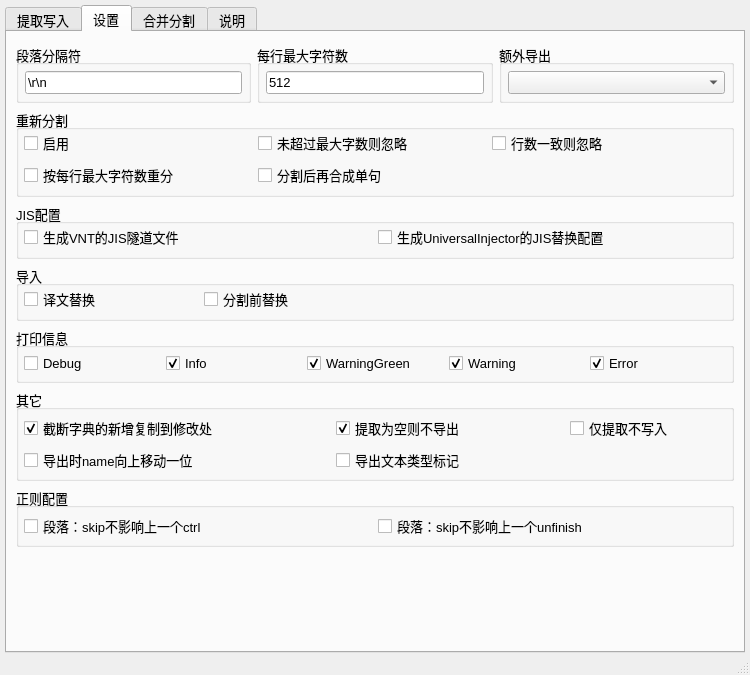
Qt form main/ui_mainWindow.ui (satan53x/SExtractor) before a commit.
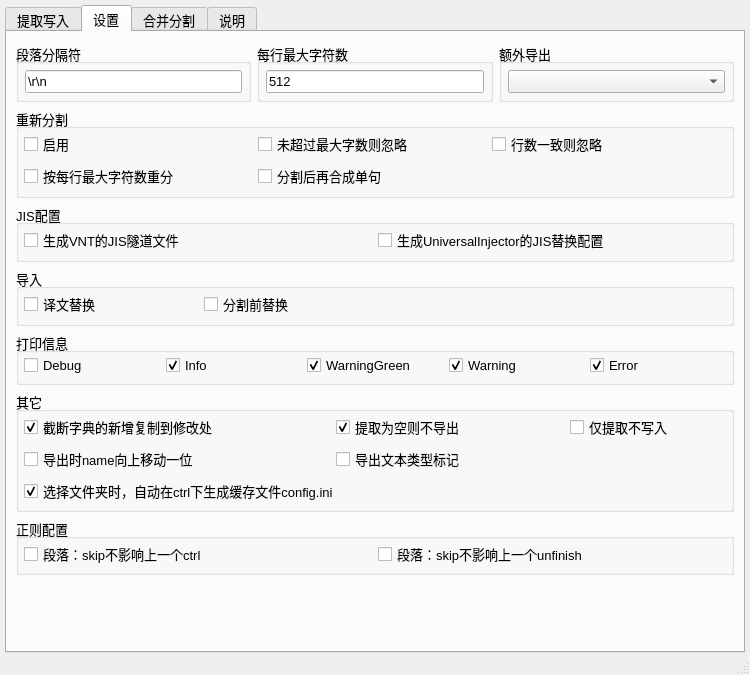
The same form after that commit. The open tabs and pages were chosen to show the change.

Commit message:
添加可选功能：自动缓存到ctrl
选择文件夹时，自动在ctrl下生成缓存文件config.ini

Patch:
```diff
--- a/main/ui_mainWindow.ui
+++ b/main/ui_mainWindow.ui
@@ -13,7 +13,7 @@
   <property name="minimumSize">
    <size>
     <width>600</width>
-    <height>550</height>
+    <height>575</height>
    </size>
   </property>
   <property name="font">
@@ -643,7 +643,7 @@
             <number>0</number>
            </property>
            <property name="topMargin">
-            <number>3</number>
+            <number>2</number>
            </property>
            <property name="rightMargin">
             <number>0</number>
@@ -739,21 +739,6 @@
          </widget>
         </item>
         <item>
-         <widget class="QWidget" name="widget_13" native="true">
-          <layout class="QHBoxLayout" name="horizontalLayout_19" stretch="0">
-           <property name="leftMargin">
-            <number>0</number>
-           </property>
-           <property name="topMargin">
-            <number>0</number>
-           </property>
-           <property name="rightMargin">
-            <number>0</number>
-           </property>
-           <property name="bottomMargin">
-            <number>0</number>
-           </property>
-           <item>
             <widget class="QGroupBox" name="groupBox_6">
              <property name="title">
               <string>重新分割</string>
@@ -763,7 +748,7 @@
                <number>5</number>
               </property>
               <property name="topMargin">
-               <number>0</number>
+            <number>2</number>
               </property>
               <property name="rightMargin">
                <number>5</number>
@@ -867,9 +852,6 @@
              </layout>
             </widget>
            </item>
-          </layout>
-         </widget>
-        </item>
         <item>
          <widget class="QGroupBox" name="groupBox_13">
           <property name="title">
@@ -880,7 +862,7 @@
             <number>5</number>
            </property>
            <property name="topMargin">
-            <number>0</number>
+            <number>2</number>
            </property>
            <property name="rightMargin">
             <number>5</number>
@@ -915,7 +897,7 @@
             <number>5</number>
            </property>
            <property name="topMargin">
-            <number>0</number>
+            <number>2</number>
            </property>
            <property name="rightMargin">
             <number>5</number>
@@ -966,7 +948,7 @@
             <number>5</number>
            </property>
            <property name="topMargin">
-            <number>5</number>
+            <number>2</number>
            </property>
            <property name="rightMargin">
             <number>5</number>
@@ -1032,12 +1014,12 @@
           <property name="title">
            <string>其它</string>
           </property>
-          <layout class="QVBoxLayout" name="verticalLayout_11" stretch="0,0">
+          <layout class="QVBoxLayout" name="verticalLayout_11" stretch="0,0,0">
            <property name="leftMargin">
             <number>5</number>
            </property>
            <property name="topMargin">
-            <number>5</number>
+            <number>2</number>
            </property>
            <property name="rightMargin">
             <number>5</number>
@@ -1150,6 +1132,40 @@
              </layout>
             </widget>
            </item>
+           <item>
+            <widget class="QWidget" name="widget_22" native="true">
+             <layout class="QHBoxLayout" name="horizontalLayout_34">
+              <property name="spacing">
+               <number>0</number>
+              </property>
+              <property name="leftMargin">
+               <number>0</number>
+              </property>
+              <property name="topMargin">
+               <number>0</number>
+              </property>
+              <property name="rightMargin">
+               <number>0</number>
+              </property>
+              <property name="bottomMargin">
+               <number>0</number>
+              </property>
+              <item>
+               <widget class="QCheckBox" name="autoCacheCheck">
+                <property name="text">
+                 <string>选择文件夹时，自动在ctrl下生成缓存文件config.ini</string>
+                </property>
+                <property name="checked">
+                 <bool>true</bool>
+                </property>
+                <property name="tristate">
+                 <bool>false</bool>
+                </property>
+               </widget>
+              </item>
+             </layout>
+            </widget>
+           </item>
           </layout>
          </widget>
         </item>
@@ -1163,7 +1179,7 @@
             <number>5</number>
            </property>
            <property name="topMargin">
-            <number>5</number>
+            <number>2</number>
            </property>
            <property name="rightMargin">
             <number>5</number>
```
Lines whose indentation alone changed are shown as unchanged. The commit also changes 4 other files.
